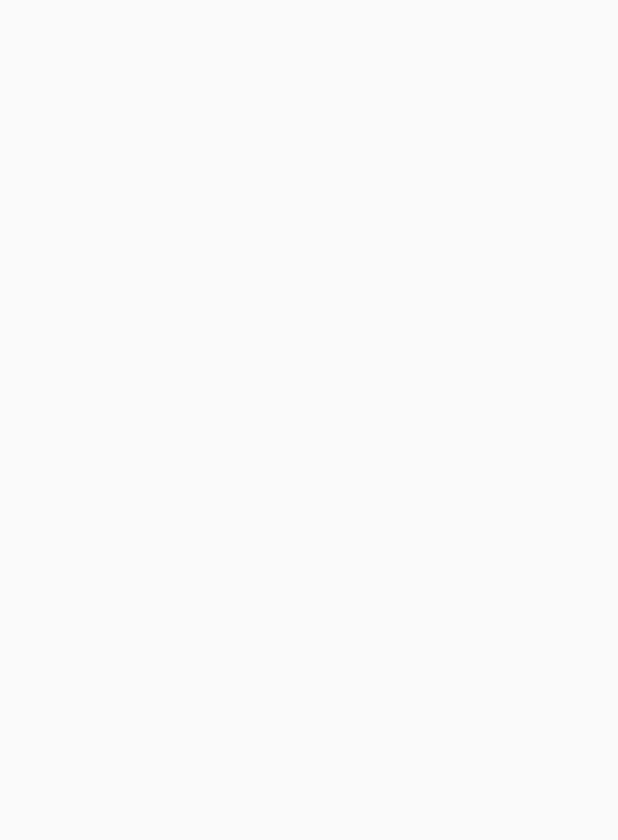
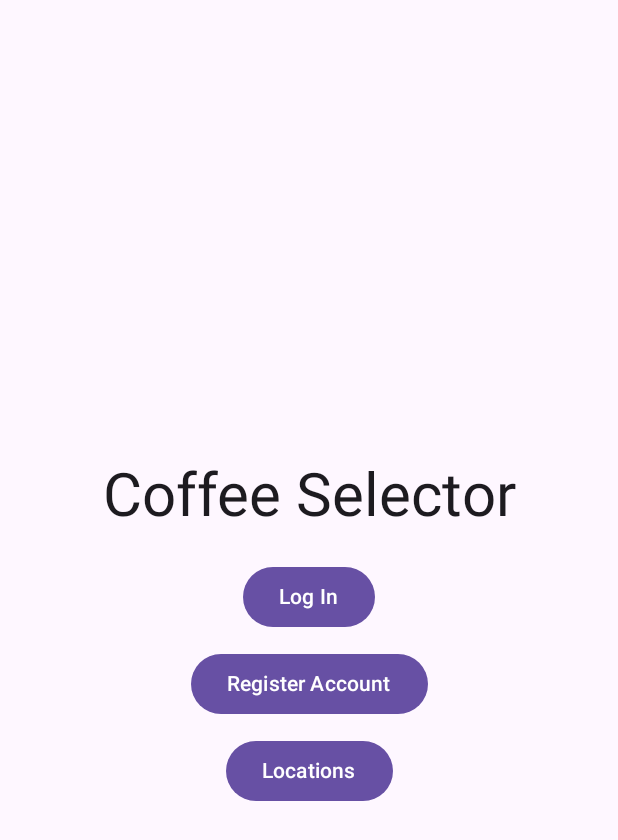
Before and after one commit to Hague100/CoffeeSelector, an Android app built with Jetpack Compose: the screen it shows after launch (MainActivity), on a phone screen of 412 x 824 dp. Before the commit the part shown is empty. Shown: the top 840 px of the screen. Run offline under Robolectric (Android 15) with nearby library versions, the phone set to English and light mode, and no system bars.

Commit message:
added a functional login navigation button to the home screen with log in page now functional with toast confirmation

```diff
--- a/app/src/main/java/com/example/coffeeselector/MainActivity.kt
+++ b/app/src/main/java/com/example/coffeeselector/MainActivity.kt
@@ -1,15 +1,24 @@
 package com.example.coffeeselector
 
+
 import android.os.Bundle
+import android.widget.Toast
 import androidx.activity.ComponentActivity
 import androidx.activity.compose.setContent
 import androidx.activity.enableEdgeToEdge
 import androidx.compose.foundation.layout.fillMaxSize
+import androidx.compose.foundation.layout.padding
 import androidx.compose.material3.Scaffold
 import androidx.compose.ui.Modifier
+import androidx.lifecycle.viewmodel.compose.viewModel
 import androidx.navigation.compose.NavHost
+import androidx.navigation.compose.composable
 import androidx.navigation.compose.rememberNavController
 import com.example.coffeeselector.ui.HomeRoute
+import com.example.coffeeselector.ui.LoginRoute
+import com.example.coffeeselector.ui.home.HomeScreen
+import com.example.coffeeselector.ui.login.LoginScreen
+import com.example.coffeeselector.ui.login.LoginViewModel
 
 
 /**
@@ -18,23 +27,51 @@ import com.example.coffeeselector.ui.HomeRoute
  * https://kotlinlang.org/docs/multiplatform/compose-navigation-routing.html#sample-project
  * It contains some sample code that I intend to adapt to my project
  */
+/**
+ * Using this guide my toast messages where made
+ * https://developer.android.com/guide/topics/ui/notifiers/toasts
+ * As well as:
+ * https://www.scaler.com/topics/toast-in-kotlin/
+ * but mainly this for context issues I was having
+ * https://pinakinvox.com/blog/android-ui-tutorial-how-to-implement-and-customize-toast-on-android
+ */
 class MainActivity : ComponentActivity() {
     override fun onCreate(savedInstanceState: Bundle?) {
         super.onCreate(savedInstanceState)
         enableEdgeToEdge()
         setContent {
-//            val navController = rememberNavController()
-//            Scaffold(modifier = Modifier.fillMaxSize()) { innerPadding ->
-//                NavHost(
-//                    navController = navController,
-//                    startDestination = HomeRoute
-//                    modifier = Modifier.padding(innerPadding)
-//                ) {
-//                    composable<HomeRoute> {
-//
-//                    }
-//                }
-//            }
+            val navController = rememberNavController()
+            Scaffold(modifier = Modifier.fillMaxSize()) { innerPadding ->
+                NavHost(
+                    navController = navController,
+                    startDestination = HomeRoute,
+                    modifier = Modifier
+                ) {
+                    composable<HomeRoute> {
+                        HomeScreen(
+                            {navController.navigate(LoginRoute)},
+                            {},
+                            {},
+                            modifier = Modifier.padding(innerPadding))
+                    }
+                    composable<LoginRoute> {
+                        val loginViewModel: LoginViewModel = viewModel()
+                        LoginScreen(
+                            onLogin = {email, password ->
+                                loginViewModel.login(email, password) { isSuccess, message ->
+
+                                    Toast.makeText(application, message, Toast.LENGTH_SHORT).show()
+                                    if (isSuccess) {
+                                        navController.navigate(HomeRoute) {
+                                            popUpTo(HomeRoute) {inclusive = true}
+                                        }
+                                    }
+                                }
+                            }
+                        )
+                    }
+                }
+            }
 
         }
     }
--- a/app/src/main/java/com/example/coffeeselector/ui/Routes.kt
+++ b/app/src/main/java/com/example/coffeeselector/ui/Routes.kt
@@ -2,5 +2,5 @@ package com.example.coffeeselector.ui
 
 import kotlinx.serialization.Serializable
 
-@Serializable
-object HomeRoute
+@Serializable object HomeRoute
+@Serializable object LoginRoute
--- a/app/src/main/java/com/example/coffeeselector/ui/home/HomePageView.kt
+++ b/app/src/main/java/com/example/coffeeselector/ui/home/HomePageView.kt
@@ -2,8 +2,11 @@ package com.example.coffeeselector.ui.home
 
 import androidx.compose.foundation.layout.Arrangement
 import androidx.compose.foundation.layout.Column
+import androidx.compose.foundation.layout.Spacer
 import androidx.compose.foundation.layout.fillMaxSize
+import androidx.compose.foundation.layout.height
 import androidx.compose.foundation.layout.padding
+import androidx.compose.material3.Button
 import androidx.compose.material3.Text
 import androidx.compose.runtime.Composable
 import androidx.compose.ui.Alignment
@@ -15,6 +18,8 @@ import androidx.compose.ui.unit.sp
 @Composable
 fun HomeScreen(
     onNavigateToLogin: () -> Unit,
+    onNavigateToRegister: () -> Unit,
+    onNavigateToLocations: () -> Unit,
     modifier: Modifier = Modifier
 ) {
     Column(
@@ -23,6 +28,12 @@ fun HomeScreen(
         horizontalAlignment = Alignment.CenterHorizontally
     ) {
         Text(text = "Coffee Selector", fontSize = 40.sp, modifier = Modifier.padding(all = 20.dp))
+        Button(onNavigateToLogin) {Text("Log In")}
+        Spacer(modifier = Modifier.height(10.dp))
+        Button(onClick = onNavigateToRegister){Text("Register Account")}
+        Spacer(modifier = Modifier.height(10.dp))
+        Button(onNavigateToLocations) {Text("Locations")}
+
     }
 }
 
@@ -30,6 +41,8 @@ fun HomeScreen(
 @Composable
 fun HomeScreenPreview() {
     HomeScreen(
-        onNavigateToLogin = {}
+        onNavigateToLogin = {},
+        onNavigateToRegister = {},
+        onNavigateToLocations = {}
     )
 }
--- a/app/src/main/java/com/example/coffeeselector/ui/login/LoginViewModel.kt
+++ b/app/src/main/java/com/example/coffeeselector/ui/login/LoginViewModel.kt
@@ -1,8 +1,9 @@
 package com.example.coffeeselector.ui.login
 
+import androidx.lifecycle.ViewModel
 import com.google.firebase.auth.FirebaseAuth
 
-class LoginViewModel {
+class LoginViewModel : ViewModel() {
     val auth = FirebaseAuth.getInstance()
     fun register(email: String, password: String, report: (Boolean, String) -> Unit) {
         auth.createUserWithEmailAndPassword(email, password)
--- a/build.gradle.kts
+++ b/build.gradle.kts
@@ -3,4 +3,5 @@ plugins {
     alias(libs.plugins.android.application) apply false
     alias(libs.plugins.kotlin.compose) apply false
     id("com.google.gms.google-services") version "4.5.0" apply false
+    kotlin("plugin.serialization") version "2.0.21" apply false
 }
```
Also changed, not shown: app/build.gradle.kts (+7 -1 lines), gradle/libs.versions.toml (+7 -0 lines).
